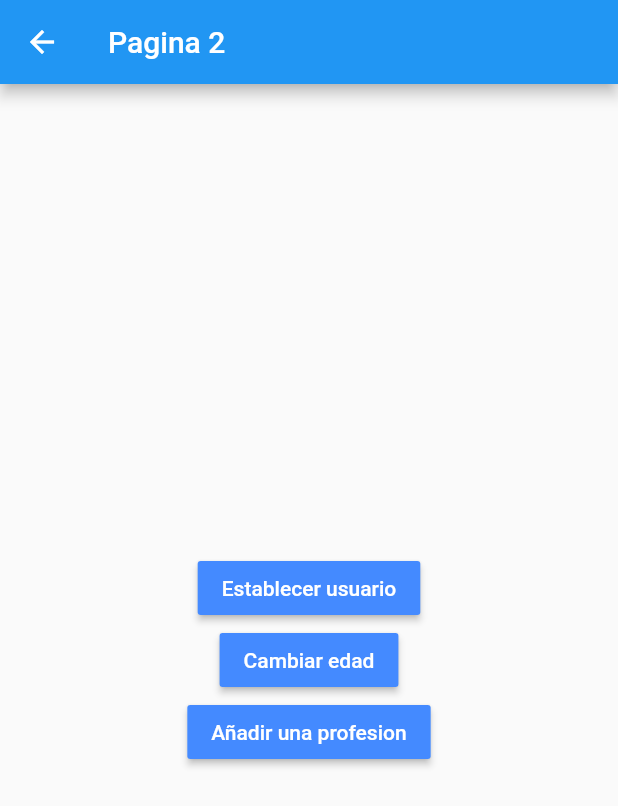
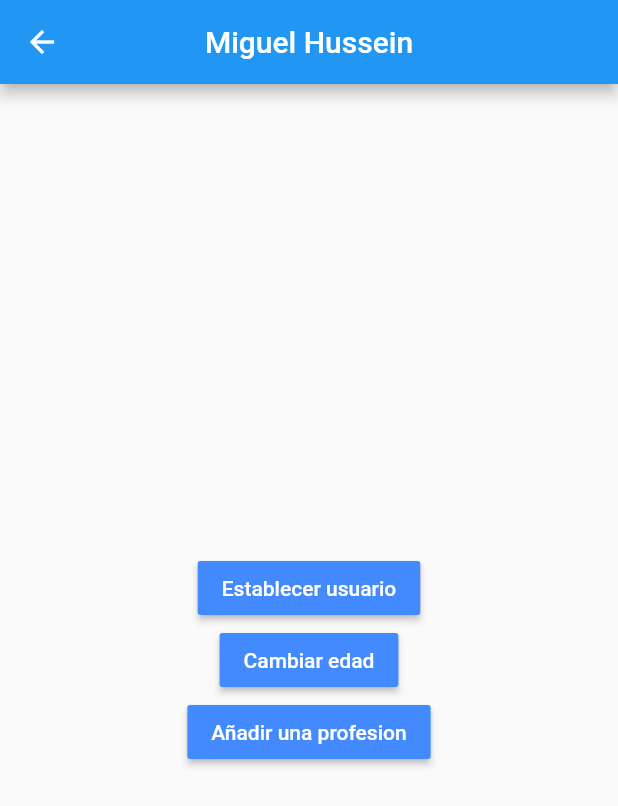
Before and after one commit to miguelhmp/flutterr_estados, a Flutter app: the Pagina2Page screen opened by its route, after a tap on "Establecer usuario", on a phone screen of 412 x 824 dp. Shown: the top 806 px of the screen. Run offline on Flutter 3.47's test engine with Material 2 defaults, Android fonts, the phone set to English and light mode, and no system bars; accounts and stored records are empty.

```diff
--- a/lib/pages/Pagina1Page.dart
+++ b/lib/pages/Pagina1Page.dart
@@ -1,14 +1,34 @@
 import 'package:flutter/material.dart';
+import 'package:flutterr_estados/models/Usuario.dart';
+import 'package:flutterr_estados/services/UsuarioService.dart';
+import 'package:provider/provider.dart';
 
 class Pagina1Page extends StatelessWidget {
   @override
   Widget build(BuildContext context) {
+    final usuarioService = Provider.of<UsuarioService>(context);
+
     return Scaffold(
       appBar: AppBar(
         title: Text('Pagina 1'),
         centerTitle: true,
+        actions: [
+          IconButton(
+            icon: Icon(Icons.exit_to_app),
+            onPressed: () {
+              //RemoverUSuario
+              usuarioService.removerUsuario();
+            },
+          ),
+        ],
       ),
-      body: InformacionUsuario(),
+      body: usuarioService.userExist
+          ? InformacionUsuario(
+              usuario: usuarioService.usuario,
+            )
+          : Center(
+              child: Text('No hay usuario seleccionado'),
+            ),
       floatingActionButton: FloatingActionButton(
         child: Icon(Icons.accessibility_new),
         onPressed: () => Navigator.pushNamed(context, 'pagina2'),
@@ -18,6 +38,10 @@ class Pagina1Page extends StatelessWidget {
 }
 
 class InformacionUsuario extends StatelessWidget {
+  final Usuario usuario;
+
+  const InformacionUsuario({@required this.usuario});
+
   @override
   Widget build(BuildContext context) {
     return Container(
@@ -37,8 +61,8 @@ class InformacionUsuario extends StatelessWidget {
           Divider(
             color: Colors.black26,
           ),
-          ListTile(title: Text('Nombre')),
-          ListTile(title: Text('Edad')),
+          ListTile(title: Text('Nombre: ${this.usuario.nombre}')),
+          ListTile(title: Text('Edad: ${this.usuario.edad}')),
           Text(
             'Profesiones',
             style: TextStyle(
@@ -49,11 +73,12 @@ class InformacionUsuario extends StatelessWidget {
           Divider(
             color: Colors.black26,
           ),
-          ListTile(title: Text('Profesion 1')),
-          ListTile(title: Text('Profesion 2')),
-          ListTile(title: Text('Profesion 3')),
-          ListTile(title: Text('Profesion 4')),
-          ListTile(title: Text('Profesion 5')),
+          // ListTile(title: Text('Profesion 1')),
+          ...this
+              .usuario
+              .profesiones
+              .map((profesion) => ListTile(title: Text(profesion)))
+              .toList()
         ],
       ),
     );
--- a/lib/pages/Pagina2Page.dart
+++ b/lib/pages/Pagina2Page.dart
@@ -1,11 +1,18 @@
 import 'package:flutter/material.dart';
+import 'package:flutterr_estados/models/Usuario.dart';
+import 'package:flutterr_estados/services/UsuarioService.dart';
+import 'package:provider/provider.dart';
 
 class Pagina2Page extends StatelessWidget {
   @override
   Widget build(BuildContext context) {
+    final usuarioService = Provider.of<UsuarioService>(context);
     return Scaffold(
       appBar: AppBar(
-        title: Text('Pagina 2'),
+        title: usuarioService.userExist
+            ? Text('${usuarioService.usuario.nombre}')
+            : Text('No data'),
+        centerTitle: true,
       ),
       body: Center(
         child: Column(
@@ -19,7 +26,22 @@ class Pagina2Page extends StatelessWidget {
                 ),
               ),
               color: Colors.blueAccent,
-              onPressed: () {},
+              onPressed: () {
+                //Cuando se esta dentro de un metodo como onPressed,
+                //que no se puede "redibujar" se cambia la propiedad
+                //por defecto 'listen' a false.
+                final usuarioService =
+                    Provider.of<UsuarioService>(context, listen: false);
+                final newUser = new Usuario(
+                    nombre: 'Miguel Hussein',
+                    edad: 28,
+                    profesiones: [
+                      'Fullstack Developer',
+                      'Pro Gamer',
+                    ]);
+
+                usuarioService.usuario = newUser;
+              },
             ),
             MaterialButton(
               child: Text(
@@ -29,7 +51,13 @@ class Pagina2Page extends StatelessWidget {
                 ),
               ),
               color: Colors.blueAccent,
-              onPressed: () {},
+              onPressed: () {
+                final userService =
+                    Provider.of<UsuarioService>(context, listen: false);
+                userService.userExist
+                    ? userService.cambiarEdad(15)
+                    : print('No hay usuario seleccionado.');
+              },
             ),
             MaterialButton(
               child: Text(
@@ -39,7 +67,9 @@ class Pagina2Page extends StatelessWidget {
                 ),
               ),
               color: Colors.blueAccent,
-              onPressed: () {},
+              onPressed: () {
+                usuarioService.agregarProfesion();
+              },
             ),
           ],
         ),
--- /dev/null
+++ b/lib/services/UsuarioService.dart
@@ -0,0 +1,33 @@
+import 'package:flutter/material.dart';
+import 'package:flutterr_estados/models/Usuario.dart';
+
+class UsuarioService with ChangeNotifier {
+  Usuario _usuario;
+
+  Usuario get usuario => _usuario;
+
+  set usuario(Usuario value) {
+    _usuario = value;
+    notifyListeners();
+  }
+
+  bool get userExist => (this._usuario != null) ? true : false;
+
+  void cambiarEdad(int edad) {
+    this._usuario.edad = edad;
+    notifyListeners();
+  }
+
+  void removerUsuario() {
+    this._usuario = null;
+    notifyListeners();
+  }
+
+  void agregarProfesion() {
+    this
+        ._usuario
+        .profesiones
+        .add('Profesion ${_usuario.profesiones.length + 1}');
+    notifyListeners();
+  }
+}
--- a/pubspec.yaml
+++ b/pubspec.yaml
@@ -28,6 +28,7 @@ dependencies:
   # The following adds the Cupertino Icons font to your application.
   # Use with the CupertinoIcons class for iOS style icons.
   cupertino_icons: ^1.0.2
+  provider: ^5.0.0
 
 dev_dependencies:
   flutter_test:
```
Also changed, not shown: lib/main.dart (+11 -2 lines), pubspec.lock.
